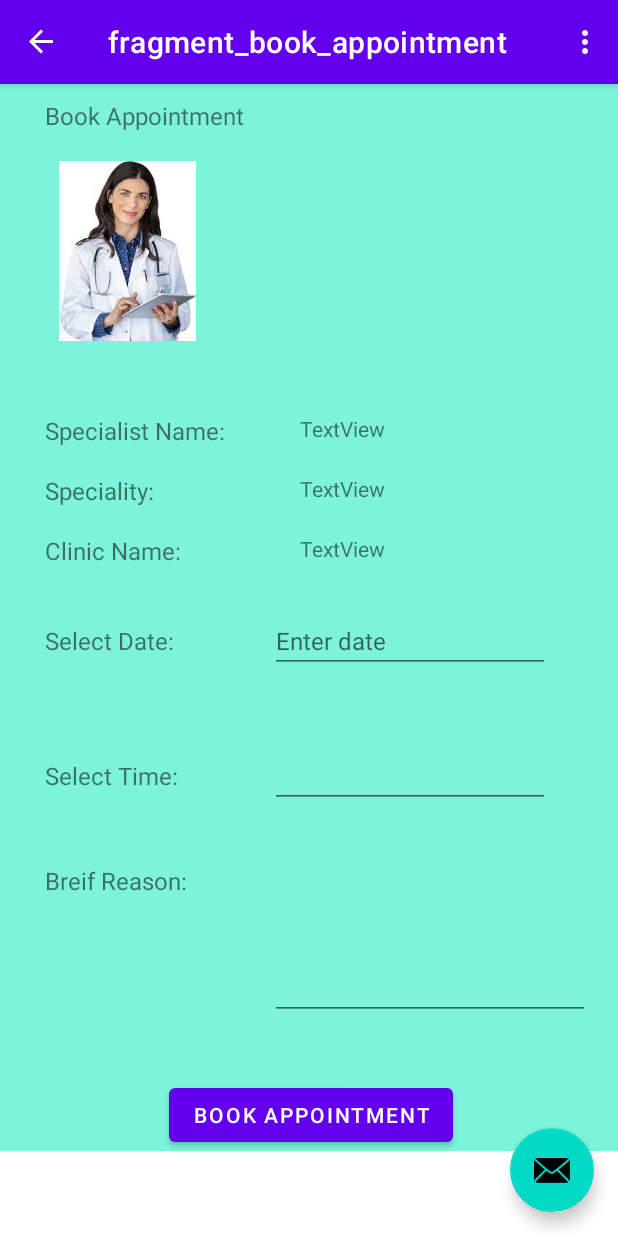
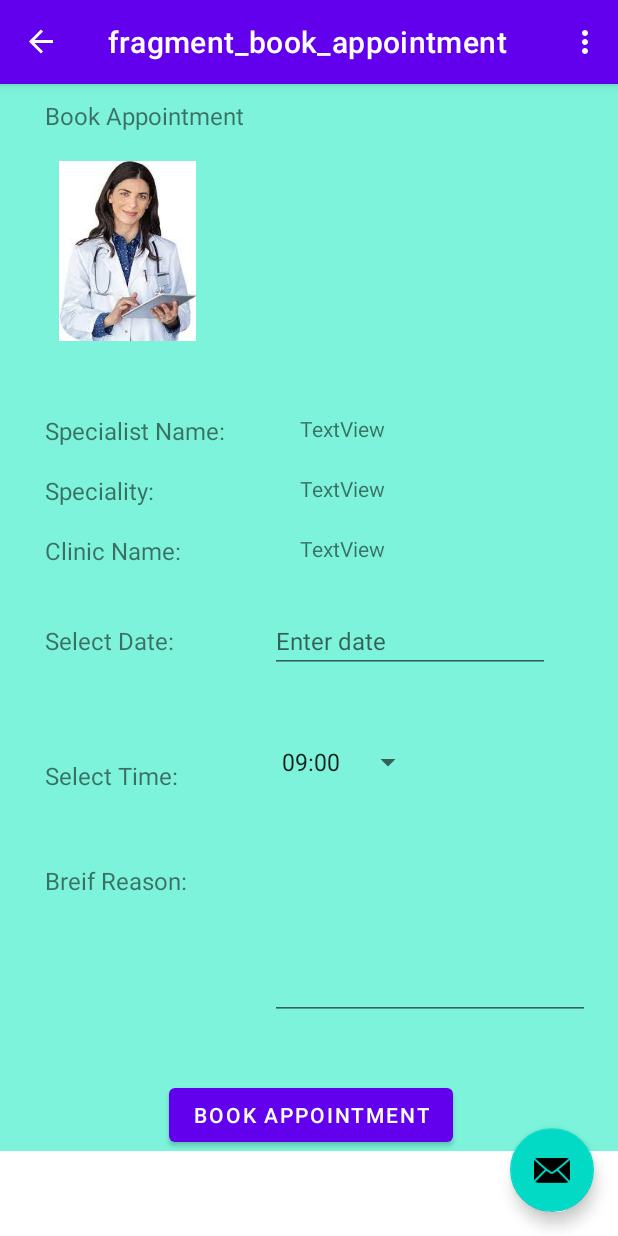
Before and after one commit to parthppc/FinalProjectLetMeBook, an Android app: the BookAppointmentFragment screen opened through its navigation route, on a phone screen of 412 x 824 dp. Run offline under Robolectric (Android 15) with nearby library versions, the phone set to English and light mode, and no system bars; our stand-ins replace Firebase (no records; nobody signed in at launch, a user with empty details on screens opened directly), navigation-ui; libraries missing offline, so code that uses them is left out: com.firebase.ui; 7 statements that could not run were skipped.

Commit message:
Added Time slot for the appointments and added the book functionality. Booked appointment is stored in to the firestore database with required information.

```diff
--- a/app/src/main/java/project/st991591950/dhruvparthtapasvi/bookappointment/BookAppointmentFragment.kt
+++ b/app/src/main/java/project/st991591950/dhruvparthtapasvi/bookappointment/BookAppointmentFragment.kt
@@ -1,24 +1,37 @@
 package project.st991591950.dhruvparthtapasvi.bookappointment
 
+import project.st991591950.dhruvparthtapasvi.R
 import android.app.DatePickerDialog
-import android.app.DatePickerDialog.OnDateSetListener
 import android.icu.text.SimpleDateFormat
 import android.icu.util.Calendar
+import android.os.Build
 import android.os.Bundle
+import android.util.Log
 import android.view.LayoutInflater
 import android.view.View
 import android.view.ViewGroup
+import android.widget.AdapterView
+import android.widget.ArrayAdapter
+import android.widget.*
 import android.widget.EditText
+import android.widget.Toast
+import androidx.annotation.RequiresApi
 import androidx.fragment.app.Fragment
+import com.google.firebase.auth.FirebaseAuth
+import com.google.firebase.firestore.FirebaseFirestore
 import project.st991591950.dhruvparthtapasvi.databinding.FragmentBookAppointmentBinding
+import java.time.LocalTime
+import java.time.format.DateTimeFormatter.ISO_DATE
+import java.time.format.DateTimeFormatter.ofLocalizedTime
 import java.util.*
-
+const val TAG = "FIRESTORE"
 
 class BookAppointmentFragment : Fragment() {
 
     private var _binding: FragmentBookAppointmentBinding? = null
     private val binding get() = _binding!!
     lateinit var dateEdt: EditText
+    val fireStoreDatabase = FirebaseFirestore.getInstance()
 
     val myCalendar: Calendar = Calendar.getInstance()
    // var editText: EditText? = null
@@ -43,6 +56,7 @@ class BookAppointmentFragment : Fragment() {
         return root
     }
 
+    @RequiresApi(Build.VERSION_CODES.O)
     override fun onViewCreated(itemView: View, savedInstanceState: Bundle?) {
 
         var mBundle: Bundle? = arguments
@@ -50,31 +64,38 @@ class BookAppointmentFragment : Fragment() {
         var clinicName = mBundle!!.getString("clinicName")
         var speciality = mBundle!!.getString("speciality")
 
+        //var selectedDate:String = binding!!.editTextDate.text.toString()
+
+        var specialistName: String = doctorName.toString()
+
+        val user = FirebaseAuth.getInstance().currentUser
+        var patientName: String =""
+        var appointmentTime: String =""
+        if (user != null) {
+        patientName = user.displayName.toString()
+
+        }
+
+        val bookedAppointment: MutableMap<String, Any> = HashMap()
+
+
+
+        bookedAppointment["sName"] = specialistName
+        bookedAppointment["patientName"] = patientName
+
+
+
+
         binding.SpecialistName.text = doctorName.toString()
         binding.textViewSpeciality.text = speciality.toString()
         binding.textViewClinicName.text = clinicName.toString()
         //Toast.makeText( BookAppointmentFragment().context, "abc.toString()",Toast.LENGTH_SHORT).show();
 
-//        val date =
-//            OnDateSetListener { view, year, month, day ->
-//                myCalendar[Calendar.YEAR] = year
-//                myCalendar[Calendar.MONTH] = month
-//                myCalendar[Calendar.DAY_OF_MONTH] = day
-//                updateLabel()
-//            }
+
+        //dateEdt =binding.editTextDate
+        binding.editTextDate.setOnClickListener {
 
 
-//        binding.editTextDate.setOnClickListener(View.OnClickListener {
-//            BookAppointmentFragment().context?.let { it1 ->
-//                DatePickerDialog(
-//                    it1, date,
-//                    myCalendar[Calendar.YEAR],
-//                    myCalendar[Calendar.MONTH], myCalendar[Calendar.DAY_OF_MONTH]
-//                ).show()
-//            }
-//        })
-        dateEdt =binding.editTextDate
-        dateEdt.setOnClickListener {
 
             // on below line we are getting
             // the instance of our calendar.
@@ -95,7 +116,9 @@ class BookAppointmentFragment : Fragment() {
                     // on below line we are setting
                     // date to our edit text.
                     val dat = (dayOfMonth.toString() + "-" + (monthOfYear + 1) + "-" + year)
-                    dateEdt.setText(dat)
+                    binding.editTextDate.setText(dat)
+                    var selectedDate:String = dat.toString()
+                    bookedAppointment["appointmentDate"] = selectedDate
                 },
                 // on below line we are passing year, month
                 // and day for the selected date in our date picker.
@@ -105,9 +128,72 @@ class BookAppointmentFragment : Fragment() {
             )
             // at last we are calling show
             // to display our date picker dialog.
+            datePickerDialog.getDatePicker().setMinDate(c.getTimeInMillis())
             datePickerDialog.show()
+
+        }
+
+        val timeslots = resources.getStringArray(R.array.TimeSlots)
+        //var timeslots = arrayOf("Java", "PHP", "Kotlin", "Javascript", "Python", "Swift")
+
+        // access the spinner
+        val spinner = binding.spinner2
+        if (spinner != null) {
+            val adapter = ArrayAdapter(requireContext(),android.R.layout.simple_spinner_item,timeslots)
+            spinner.adapter = adapter
+
+            spinner.onItemSelectedListener = object :
+                AdapterView.OnItemSelectedListener {
+                override fun onItemSelected(parent: AdapterView<*>,
+                                            view: View, position: Int, id: Long) {
+                    Toast.makeText(context,
+                        getString(R.string.selected_item) + " " +
+                                "" + timeslots[position], Toast.LENGTH_SHORT).show()
+                    appointmentTime = timeslots[position].toString()
+                    bookedAppointment["appointmentTime"] = appointmentTime
+                }
+
+                override fun onNothingSelected(parent: AdapterView<*>) {
+                    // write code to perform some action
+                }
+            }
+        }
+
+        binding.buttonBookAppointment.setOnClickListener{
+
+            var appointmentReason: String = binding!!.editTextTextMultiLine.text.toString()
+            bookedAppointment["reason"] = appointmentReason
+
+            fireStoreDatabase.collection("MyAppointments")
+                .add(bookedAppointment)
+                .addOnSuccessListener {
+                    Log.d(TAG, "Added document with ${it.id}")
+                }
+                .addOnFailureListener {
+                    Log.d(TAG, "error document with ${it}")
+                }
         }
     }
+
+//    @RequiresApi(Build.VERSION_CODES.O)
+//    fun TimeSlot.divide(lengthHours: Long): List<TimeSlot> {
+//        require(lengthHours > 0) { "lengthHours was $lengthHours. Must specify positive amount of hours."}
+//        val timeSlots = mutableListOf<TimeSlot>()
+//        var nextStartTime = startTime
+//        while (true) {
+//            val nextEndTime = if (Build.VERSION.SDK_INT >= Build.VERSION_CODES.O) {
+//                nextStartTime.plusHours(lengthHours)
+//            } else {
+//                TODO("VERSION.SDK_INT < O")
+//            }
+//            if (nextEndTime > endTime) {
+//                break
+//            }
+//            timeSlots.add(TimeSlot(nextStartTime, nextEndTime))
+//            nextStartTime = nextEndTime
+//        }
+//        return timeSlots
+//    }
 
     private fun updateLabel() {
         val myFormat = "MM/dd/yy"
@@ -116,4 +202,6 @@ class BookAppointmentFragment : Fragment() {
     }
 
 
+
+
 }
--- a/app/src/main/res/layout/fragment_book_appointment.xml
+++ b/app/src/main/res/layout/fragment_book_appointment.xml
@@ -84,18 +84,6 @@
             android:focusable="false"
             android:focusableInTouchMode="false"
             android:textSize="16sp" />
-<!--        <DatePicker-->
-<!--            android:id="@+id/datePicker"-->
-<!--            android:layout_width="wrap_content"-->
-<!--            android:layout_height="82dp"-->
-<!--            android:layout_alignParentStart="true"-->
-<!--            android:layout_alignParentTop="true"-->
-<!--            android:layout_marginStart="166dp"-->
-<!--            android:layout_marginTop="350dp"-->
-<!--            android:calendarViewShown="false"-->
-<!--            android:datePickerMode="calendar"-->
-<!--            android:scaleX="0.60"-->
-<!--            android:scaleY="0.60" />-->
 
         <TextView
             android:id="@+id/textView10"
@@ -119,17 +107,17 @@
             android:text="Select Time:"
             android:textSize="16sp" />
 
-        <EditText
-            android:id="@+id/editTextTime"
-            android:layout_width="wrap_content"
-            android:layout_height="wrap_content"
-            android:layout_alignParentStart="true"
-            android:layout_alignParentTop="true"
-            android:layout_marginStart="180dp"
-            android:layout_marginTop="440dp"
-            android:ems="10"
-            android:inputType="time"
-            android:textSize="16sp" />
+<!--        <EditText-->
+<!--            android:id="@+id/editTextTime"-->
+<!--            android:layout_width="wrap_content"-->
+<!--            android:layout_height="wrap_content"-->
+<!--            android:layout_alignParentStart="true"-->
+<!--            android:layout_alignParentTop="true"-->
+<!--            android:layout_marginStart="180dp"-->
+<!--            android:layout_marginTop="440dp"-->
+<!--            android:ems="10"-->
+<!--            android:inputType="time"-->
+<!--            android:textSize="16sp" />-->
 
         <TextView
             android:id="@+id/textView12"
@@ -195,5 +183,15 @@
             android:layout_marginTop="300dp"
             android:text="TextView" />
 
+        <Spinner
+            android:id="@+id/spinner2"
+            android:layout_width="wrap_content"
+            android:layout_height="wrap_content"
+            android:layout_alignParentStart="true"
+            android:layout_alignParentTop="true"
+            android:layout_marginStart="180dp"
+            android:layout_marginTop="440dp"
+            android:ems="10" />
+
     </RelativeLayout>
 </ScrollView>
--- a/app/src/main/res/values/array.xml
+++ b/app/src/main/res/values/array.xml
@@ -20,4 +20,14 @@
         <item>@string/fact_type_android</item>
         <item>@string/fact_type_california</item>
     </array>
+    <string-array name="TimeSlots">
+        <item>09:00</item>
+        <item>10:00</item>
+        <item>11:00</item>
+        <item>12:00</item>
+        <item>13:00</item>
+        <item>15:00</item>
+        <item>16:00</item>
+        <item>17:00</item>
+    </string-array>
 </resources>
--- a/app/src/main/res/values/strings.xml
+++ b/app/src/main/res/values/strings.xml
@@ -19,4 +19,8 @@
 
     <string name="hello_blank_fragment">Hello Admin fragment</string>
 
+    <string name="selected_item">Selected Time:</string>
+
+
+
 </resources>
```
